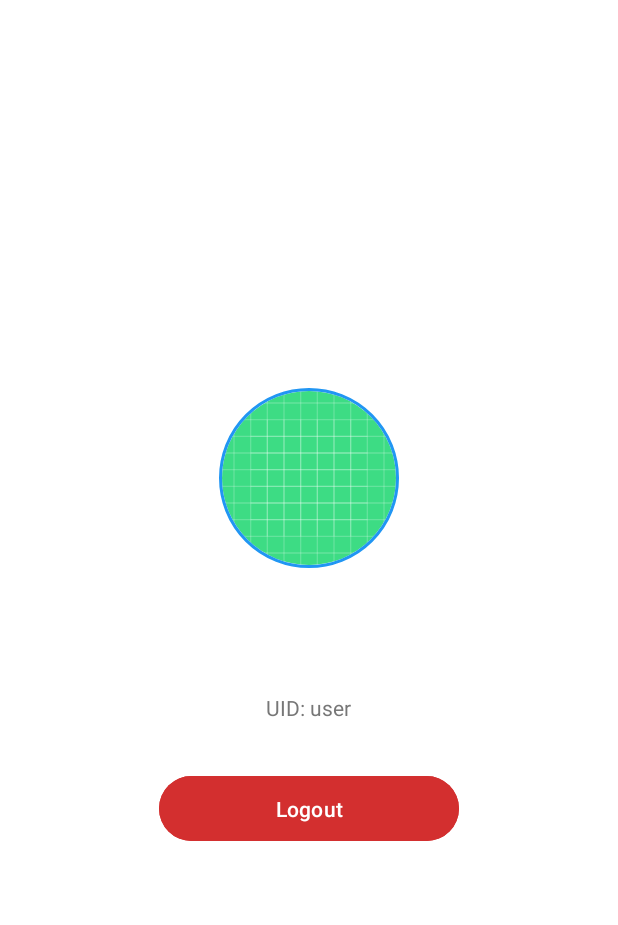
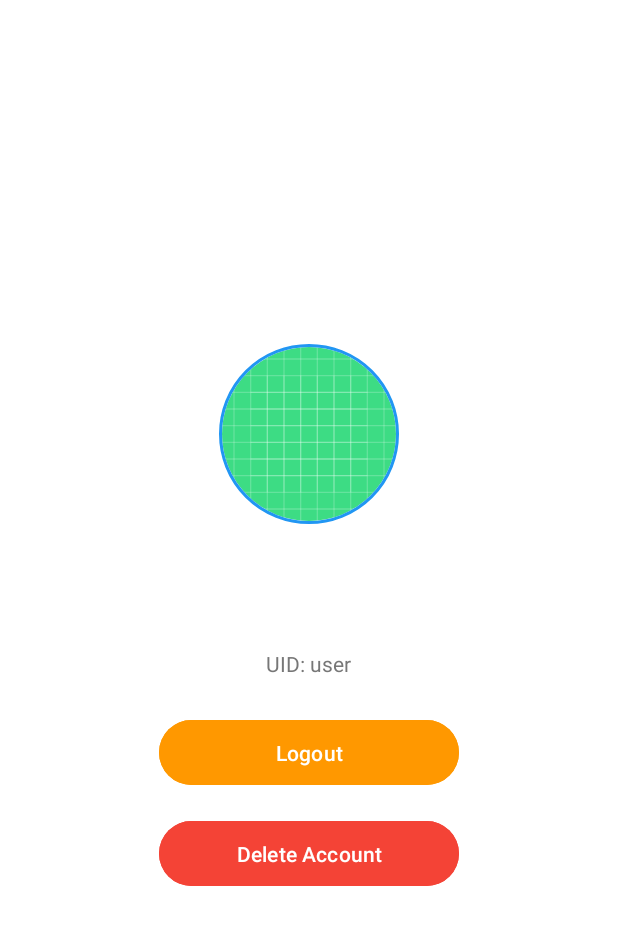
Before and after one commit to myeamin/LoginWithGoogleDemoProject, an Android app: the screen it shows after launch once a user with an empty profile is signed in (MainActivity), on a phone screen of 412 x 824 dp. Shown: the top 925 px of the screen. Run offline under Robolectric (Android 15) with nearby library versions, the phone set to English and light mode, and no system bars; our stand-ins replace CircleImageView, Firebase (no records; nobody signed in at launch, a user with empty details on screens opened directly).

Commit message:
added account deleted feature

```diff
--- a/app/src/main/java/com/myeamin/loginwithgoogledemoproject/MainActivity.java
+++ b/app/src/main/java/com/myeamin/loginwithgoogledemoproject/MainActivity.java
@@ -4,6 +4,7 @@ import android.content.Intent;
 import android.os.Bundle;
 import android.widget.Button;
 import android.widget.TextView;
+import android.widget.Toast;
 
 import androidx.activity.EdgeToEdge;
 import androidx.appcompat.app.AppCompatActivity;
@@ -14,31 +15,29 @@ import androidx.core.view.WindowInsetsCompat;
 import com.bumptech.glide.Glide;
 import com.google.firebase.auth.FirebaseAuth;
 import com.google.firebase.auth.FirebaseUser;
+import com.google.firebase.auth.FirebaseAuthRecentLoginRequiredException;
 
 import de.hdodenhof.circleimageview.CircleImageView;
 
 public class MainActivity extends AppCompatActivity {
 
     private FirebaseAuth mAuth;
+    private FirebaseUser user;
 
-    CircleImageView profileImage;
-    TextView tvName, tvEmail, tvUid;
-    Button btnLogout;
+    private CircleImageView profileImage;
+    private TextView tvName, tvEmail, tvUid;
+    private Button btnLogout, btnDelete;
 
     @Override
     protected void onCreate(Bundle savedInstanceState) {
         super.onCreate(savedInstanceState);
         EdgeToEdge.enable(this);
         setContentView(R.layout.activity_main);
-
-        ViewCompat.setOnApplyWindowInsetsListener(
-                findViewById(R.id.main),
-                (v, insets) -> {
-                    Insets systemBars = insets.getInsets(WindowInsetsCompat.Type.systemBars());
-                    v.setPadding(systemBars.left, systemBars.top, systemBars.right, systemBars.bottom);
-                    return insets;
-                }
-        );
+        ViewCompat.setOnApplyWindowInsetsListener(findViewById(R.id.main), (v, insets) -> {
+            Insets systemBars = insets.getInsets(WindowInsetsCompat.Type.systemBars());
+            v.setPadding(systemBars.left, systemBars.top, systemBars.right, systemBars.bottom);
+            return insets;
+        });
 
         mAuth = FirebaseAuth.getInstance();
 
@@ -47,31 +46,31 @@ public class MainActivity extends AppCompatActivity {
         tvEmail = findViewById(R.id.tv_email);
         tvUid = findViewById(R.id.tv_uid);
         btnLogout = findViewById(R.id.btn_logout);
+        btnDelete = findViewById(R.id.btn_delete_account);
 
         btnLogout.setOnClickListener(v -> {
             mAuth.signOut();
             startActivity(new Intent(MainActivity.this, Login.class));
             finish();
         });
+
+        btnDelete.setOnClickListener(v -> deleteAccount());
     }
 
     @Override
     protected void onStart() {
         super.onStart();
 
-        FirebaseUser user = mAuth.getCurrentUser();
+        user = mAuth.getCurrentUser();
 
         if (user == null) {
-            // User NOT logged in → go to Login screen
             startActivity(new Intent(MainActivity.this, Login.class));
             finish();
         } else {
-            // User logged in → update UI
             updateUI(user);
         }
     }
 
-    // 🔥 Update Profile UI
     private void updateUI(FirebaseUser user) {
         tvName.setText(user.getDisplayName());
         tvEmail.setText(user.getEmail());
@@ -83,4 +82,43 @@ public class MainActivity extends AppCompatActivity {
                     .into(profileImage);
         }
     }
+
+    // Delete Firebase account
+    private void deleteAccount() {
+        if (user == null) return;
+
+        // Show confirmation dialog
+        new androidx.appcompat.app.AlertDialog.Builder(this)
+                .setTitle("Delete Account")
+                .setMessage("Are you sure you want to delete your account? This action cannot be undone.")
+                .setPositiveButton("Yes", (dialog, which) -> {
+                    // User confirmed → delete account
+                    user.delete().addOnCompleteListener(task -> {
+                        if (task.isSuccessful()) {
+                            Toast.makeText(MainActivity.this, "Account deleted", Toast.LENGTH_SHORT).show();
+                            startActivity(new Intent(MainActivity.this, Login.class));
+                            finish();
+                        } else {
+                            if (task.getException() instanceof FirebaseAuthRecentLoginRequiredException) {
+                                Toast.makeText(MainActivity.this,
+                                        "Please log in again to delete your account",
+                                        Toast.LENGTH_LONG).show();
+                                mAuth.signOut();
+                                startActivity(new Intent(MainActivity.this, Login.class));
+                                finish();
+                            } else {
+                                Toast.makeText(MainActivity.this,
+                                        "Delete failed: " + task.getException().getMessage(),
+                                        Toast.LENGTH_LONG).show();
+                            }
+                        }
+                    });
+                })
+                .setNegativeButton("No", (dialog, which) -> {
+                    // User canceled → do nothing
+                    dialog.dismiss();
+                })
+                .setCancelable(false)
+                .show();
+    }
 }
--- a/app/src/main/res/layout/activity_main.xml
+++ b/app/src/main/res/layout/activity_main.xml
@@ -7,7 +7,8 @@
     android:layout_height="match_parent"
     android:orientation="vertical"
     android:gravity="center"
-    android:background="#FFFFFF">
+    android:background="#FFFFFF"
+    android:padding="24dp">
 
     <!-- Profile Image -->
     <de.hdodenhof.circleimageview.CircleImageView
@@ -48,7 +49,7 @@
         android:text="UID: XXXXXXXXXX"
         android:textColor="#777777"
         android:textSize="14sp"
-        android:layout_marginBottom="32dp"/>
+        android:layout_marginBottom="24dp"/>
 
     <!-- Logout Button -->
     <Button
@@ -57,7 +58,18 @@
         android:layout_height="wrap_content"
         android:text="Logout"
         android:textColor="#FFFFFF"
-        android:backgroundTint="#D32F2F"
+        android:backgroundTint="#FF9800"
+        android:padding="12dp"
+        android:layout_marginBottom="16dp"/>
+
+    <!-- Delete Account Button -->
+    <Button
+        android:id="@+id/btn_delete_account"
+        android:layout_width="200dp"
+        android:layout_height="wrap_content"
+        android:text="Delete Account"
+        android:textColor="#FFFFFF"
+        android:backgroundTint="#F44336"
         android:padding="12dp"/>
 
 </LinearLayout>
```
Also changed, not shown: 1 other file.
